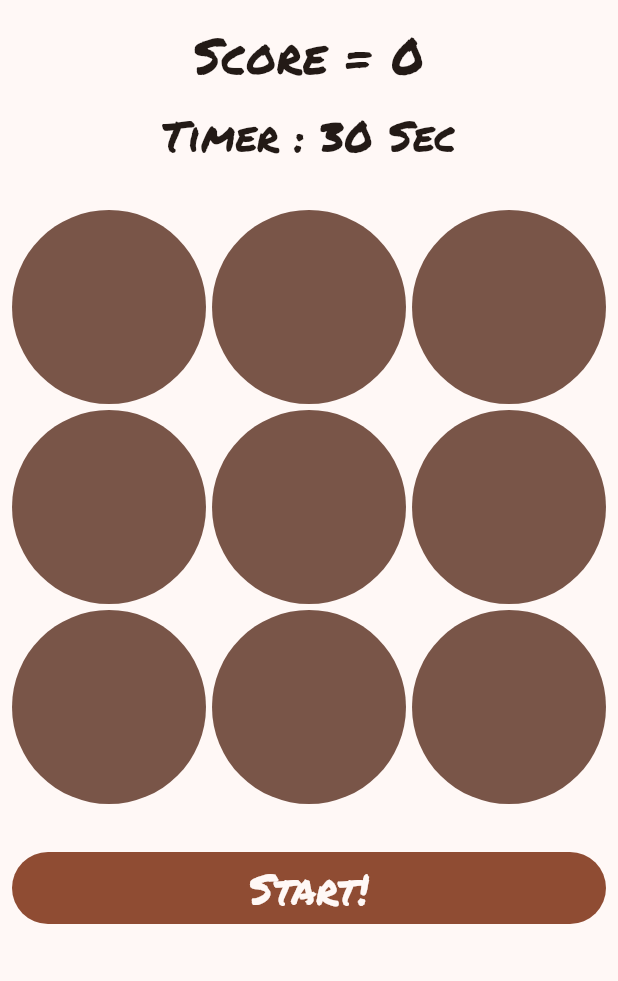
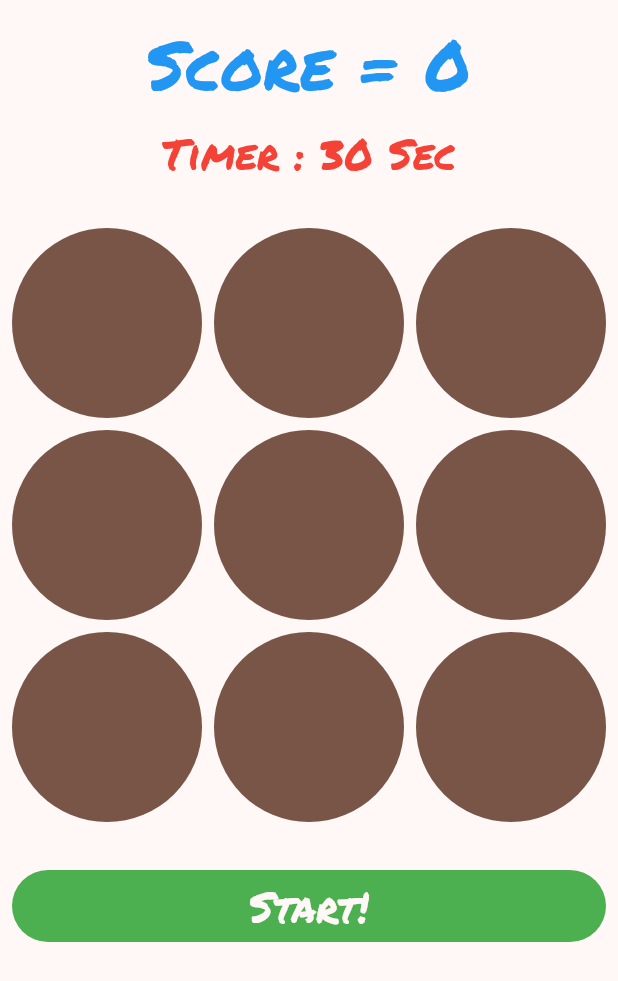
Before and after one commit to anoochit/whack-a-mole, a Flutter app: the screen it shows after launch, on a phone screen of 412 x 824 dp. Shown: the top 981 px of the screen. Run offline on Flutter 3.47's test engine with Material 3 defaults, Android fonts, the light colour scheme and no system bars; our stand-ins replace gap, google_fonts; missing offline and left inert: bitsdojo_window.

Commit message:
add text style

```diff
--- a/lib/main.dart
+++ b/lib/main.dart
@@ -44,6 +44,9 @@
         useMaterial3: true,
         textTheme: TextTheme(
           // Custom font for large headlines
+          displayMedium:
+              GoogleFonts.permanentMarker(fontWeight: FontWeight.w400),
+          // Custom font for large headlines
           headlineLarge:
               GoogleFonts.permanentMarker(fontWeight: FontWeight.w400),
           // Custom font for medium headlines
--- a/lib/pages/home.dart
+++ b/lib/pages/home.dart
@@ -83,14 +83,20 @@ class _HomePageState extends State<HomePage> {
                 // Displays the score
                 Text(
                   'Score = $_score',
-                  style: Theme.of(context).textTheme.headlineLarge,
+                  style: Theme.of(context)
+                      .textTheme
+                      .displayMedium!
+                      .copyWith(color: Colors.blue),
                 ),
                 const Gap(16.0),
 
                 // Displays the countdown timer
                 Text(
                   'Timer : $_countDown Sec',
-                  style: Theme.of(context).textTheme.headlineMedium,
+                  style: Theme.of(context)
+                      .textTheme
+                      .headlineMedium!
+                      .copyWith(color: Colors.red),
                 ),
 
                 const Gap(24.0),
@@ -103,8 +109,8 @@ class _HomePageState extends State<HomePage> {
                   shrinkWrap: true,
                   gridDelegate: const SliverGridDelegateWithFixedCrossAxisCount(
                     crossAxisCount: 3,
-                    mainAxisSpacing: 4.0,
-                    crossAxisSpacing: 4.0,
+                    mainAxisSpacing: 8.0,
+                    crossAxisSpacing: 8.0,
                   ),
                   itemBuilder: (context, index) {
                     return MoleButton(
@@ -128,6 +134,9 @@ class _HomePageState extends State<HomePage> {
                     width: MediaQuery.sizeOf(context).width,
                     height: 48.0,
                     child: FilledButton(
+                      style: ButtonStyle(
+                        backgroundColor: WidgetStatePropertyAll(Colors.green),
+                      ),
                       onPressed: () {
                         // Starts the game
                         startGame();
```
